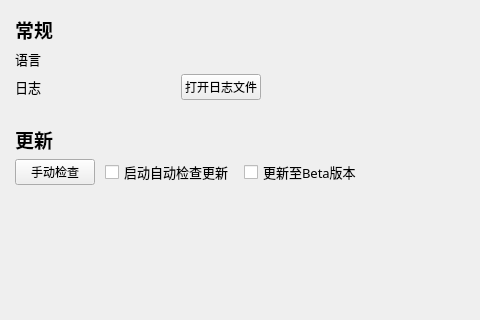
Before: the Qt Designer form src/rightClickHelper/view/setting/index.ui in NWYLZW/right-click-helper, drawn with Qt 5; both pictures show x 0 to 480 and y 0 to 320 of the 1100 by 650 pixel window.
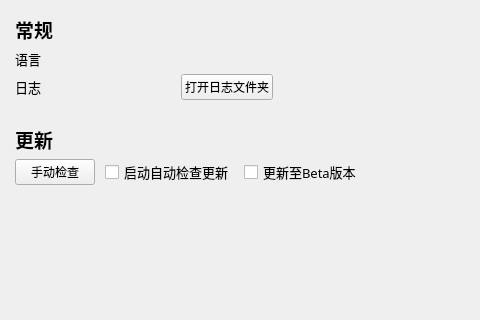
After: the same form once the commit is applied. Custom widgets are drawn as their Qt base class.

```diff
--- a/src/rightClickHelper/view/setting/index.ui
+++ b/src/rightClickHelper/view/setting/index.ui
@@ -201,7 +201,7 @@
         <item>
          <widget class="ElePyButton" name="openLogFileBtn">
           <property name="text">
-           <string>打开日志文件</string>
+           <string>打开日志文件夹</string>
           </property>
          </widget>
         </item>
```
